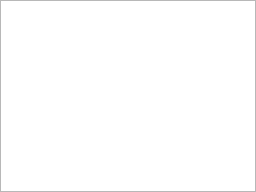
The window that resources/ui/dockers/search.ui (prymatex/prymatex) describes before a commit, drawn with Qt 5.
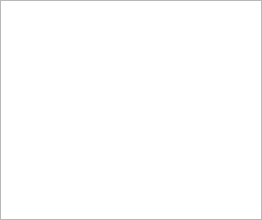
The same window after the commit.

Commit message: fill search model

Patch:
```diff
--- a/resources/ui/dockers/search.ui
+++ b/resources/ui/dockers/search.ui
@@ -2,6 +2,14 @@
 <ui version="4.0">
  <class>SearchDock</class>
  <widget class="QDockWidget" name="SearchDock">
+  <property name="geometry">
+   <rect>
+    <x>0</x>
+    <y>0</y>
+    <width>262</width>
+    <height>220</height>
+   </rect>
+  </property>
   <property name="windowTitle">
    <string>Search</string>
   </property>
@@ -14,7 +22,11 @@
      <number>0</number>
     </property>
     <item>
-     <widget class="QTreeView" name="treeView"/>
+     <widget class="QTreeView" name="treeView">
+      <property name="headerHidden">
+       <bool>true</bool>
+      </property>
+     </widget>
     </item>
    </layout>
   </widget>
```
The commit also changes 6 other files.
